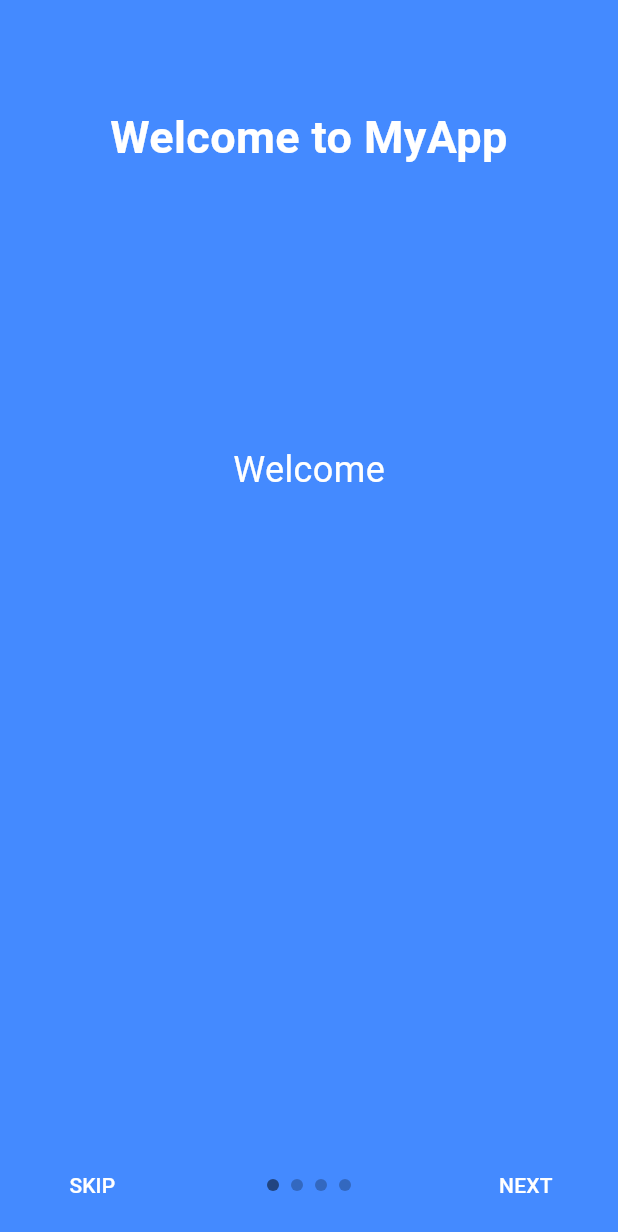
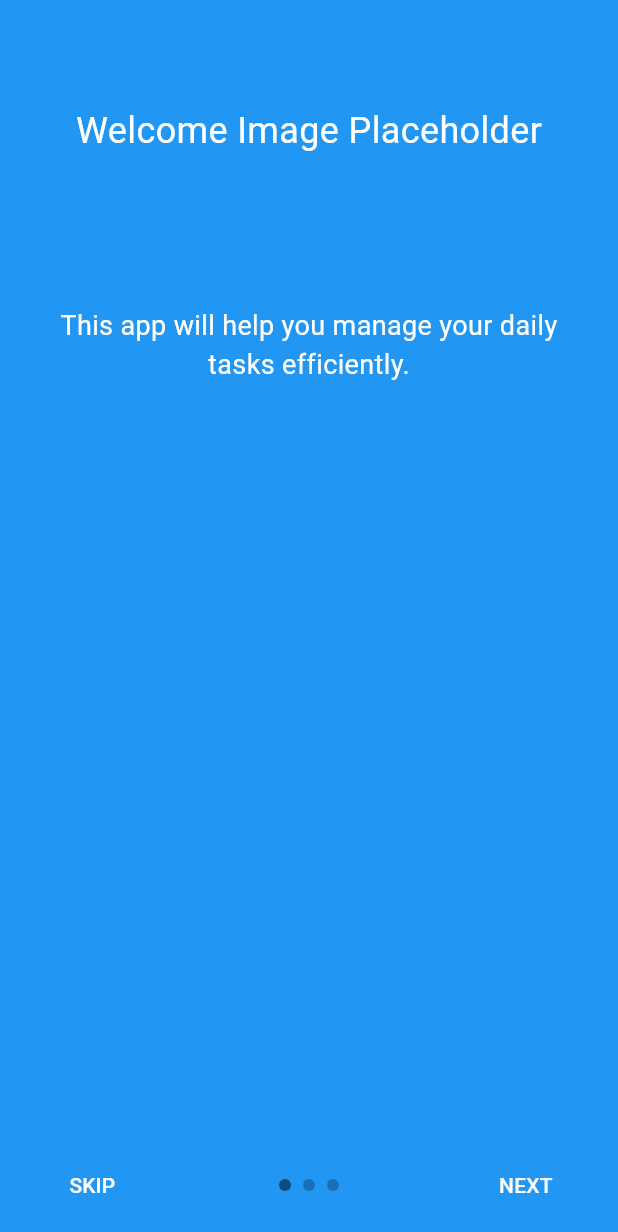
Before and after one commit to oldbum/newapp, a Flutter app: the screen it shows after launch, on a phone screen of 412 x 824 dp. Shown: the top 1232 px of the screen. Run offline on Flutter 3.47's test engine with Material 3 defaults, Android fonts, the phone set to English and light mode, and no system bars; drawn by our look-alikes of intro_slider; our stand-ins replace fl_chart, flutter_local_notifications, permission_handler, shared_preferences, timezone.

Commit message:
Removed profiles

```diff
--- a/lib/main.dart
+++ b/lib/main.dart
@@ -3,7 +3,6 @@ import 'package:flutter_local_notifications/flutter_local_notifications.dart';
 import 'package:timezone/data/latest.dart' as tz;
 import 'package:permission_handler/permission_handler.dart';
 import 'routine_page.dart';
-import 'loginsupercenter_page.dart';
 import 'finance_page.dart';
 import 'groceryshopping.dart';
 import 'mealplanning.dart';
@@ -18,9 +17,6 @@ import 'gardening.dart';
 import 'selfcare.dart';
 import 'chores.dart';
 import 'onboarding.dart';
-import 'signup.dart';
-import 'login.dart';
-import 'profile_page.dart';
 
 int notificationCounter = 0;
 int generateNotificationId() {
@@ -37,7 +33,8 @@ Future<void> main() async {
 final FlutterLocalNotificationsPlugin flutterLocalNotificationsPlugin = FlutterLocalNotificationsPlugin();
 
 Future<void> _initializeNotifications() async {
-  const AndroidInitializationSettings initializationSettingsAndroid = AndroidInitializationSettings('@mipmap/ic_launcher');
+  const AndroidInitializationSettings initializationSettingsAndroid =
+      AndroidInitializationSettings('@mipmap/ic_launcher');
 
   const InitializationSettings initializationSettings = InitializationSettings(
     android: initializationSettingsAndroid,
@@ -69,11 +66,8 @@ class MyApp extends StatelessWidget {
       ),
       initialRoute: '/',
       routes: {
-        '/': (context) => const OnboardingScreen(),
+        '/': (context) => OnboardingScreen(),
         '/home': (context) => const TaskManagerPage(),
-        '/signup': (context) => SignUpScreen(),
-        '/login': (context) => const LoginScreen(),
-        '/profile': (context) => const ProfilePage(),
       },
     );
   }
@@ -99,7 +93,6 @@ class TaskManagerPage extends StatelessWidget {
       {'name': 'Gardening', 'icon': Icons.grass},
       {'name': 'Self Care', 'icon': Icons.self_improvement},
       {'name': 'Chores', 'icon': Icons.cleaning_services},
-      {'name': 'Login Supercenter', 'icon': Icons.lock},
     ];
 
     return Scaffold(
@@ -126,7 +119,7 @@ class TaskManagerPage extends StatelessWidget {
         child: ListView(
           padding: EdgeInsets.zero,
           children: <Widget>[
-            const DrawerHeader(
+            DrawerHeader(
               decoration: BoxDecoration(
                 color: Colors.blue,
               ),
@@ -138,14 +131,6 @@ class TaskManagerPage extends StatelessWidget {
                 ),
               ),
             ),
-            ListTile(
-              leading: const Icon(Icons.person),
-              title: const Text('Profile'),
-              onTap: () {
-                Navigator.pushNamed(context, '/profile');
-              },
-            ),
-            // Add other menu items here
           ],
         ),
       ),
@@ -173,7 +158,7 @@ class TaskManagerPage extends StatelessWidget {
         } else if (task['name'] == 'Daily Routine') {
           Navigator.push(context, MaterialPageRoute(builder: (context) => const RoutinePage()));
         } else if (task['name'] == 'Grocery Shopping') {
-          Navigator.push(context, MaterialPageRoute(builder: (context) => const GroceryPage(initialItems: [])));
+          Navigator.push(context, MaterialPageRoute(builder: (context) => GroceryPage(initialItems: [])));
         } else if (task['name'] == 'Meal Planning') {
           Navigator.push(context, MaterialPageRoute(builder: (context) => MealPlanningPage(addToGroceryList: (items) {
             // Logic to add items to grocery list
@@ -198,8 +183,6 @@ class TaskManagerPage extends StatelessWidget {
           Navigator.push(context, MaterialPageRoute(builder: (context) => const PetCarePage()));
         } else if (task['name'] == 'Study') {
           Navigator.push(context, MaterialPageRoute(builder: (context) => const StudyPage()));
-        } else if (task['name'] == 'Login Supercenter') {
-          Navigator.push(context, MaterialPageRoute(builder: (context) => const LoginSupercenterPage()));
         } else {
           ScaffoldMessenger.of(context).showSnackBar(SnackBar(content: Text('${task['name']} was tapped. No specific page for this task.')));
         }
--- a/lib/onboarding.dart
+++ b/lib/onboarding.dart
@@ -1,101 +1,55 @@
 import 'package:flutter/material.dart';
 import 'package:intro_slider/intro_slider.dart';
 
-class OnboardingScreen extends StatefulWidget {
-  const OnboardingScreen({super.key});
-
+class OnboardingScreen extends StatelessWidget {
   @override
-  // ignore: library_private_types_in_public_api
-  _OnboardingScreenState createState() => _OnboardingScreenState();
+  Widget build(BuildContext context) {
+    return IntroSlider(
+      listContentConfig: _createSlides(),
+      onDonePress: () {
+        Navigator.pushReplacementNamed(context, '/home');
+      },
+      onSkipPress: () {
+        Navigator.pushReplacementNamed(context, '/home');
+      },
+    );
   }
 
-class _OnboardingScreenState extends State<OnboardingScreen> {
-  List<ContentConfig> slides = [];
-
-  @override
-  void initState() {
-    super.initState();
-    slides.add(
+  List<ContentConfig> _createSlides() {
+    return [
       ContentConfig(
-        title: "Welcome to MyApp",
-        description: "Your one-stop solution for managing tasks efficiently.",
-        widgetDescription: Container(
-          height: 200,
-          width: double.infinity,
-          color: Colors.blueAccent,
-          child: const Center(
+        title: "Welcome to the App",
+        description: "This app will help you manage your daily tasks efficiently.",
+        backgroundColor: Colors.blue,
+        widgetTitle: Center(
           child: Text(
-              'Welcome',
-              style: TextStyle(color: Colors.white, fontSize: 24),
+            "Welcome Image Placeholder",
+            style: TextStyle(fontSize: 24, color: Colors.white),
           ),
         ),
       ),
-        backgroundColor: Colors.blueAccent,
-      ),
-    );
-    slides.add(
       ContentConfig(
         title: "Track Your Tasks",
-        description: "Easily track your daily tasks and stay organized.",
-        widgetDescription: Container(
-          height: 200,
-          width: double.infinity,
-          color: Colors.greenAccent,
-          child: const Center(
+        description: "Keep track of your daily tasks with ease.",
+        backgroundColor: Colors.green,
+        widgetTitle: Center(
           child: Text(
-              'Track Tasks',
-              style: TextStyle(color: Colors.white, fontSize: 24),
+            "Tasks Image Placeholder",
+            style: TextStyle(fontSize: 24, color: Colors.white),
           ),
         ),
       ),
-        backgroundColor: Colors.greenAccent,
-      ),
-    );
-    slides.add(
       ContentConfig(
-        title: "Manage Your Groceries",
-        description: "Keep your grocery list handy and updated.",
-        widgetDescription: Container(
-          height: 200,
-          width: double.infinity,
-          color: Colors.orangeAccent,
-          child: const Center(
+        title: "Stay Organized",
+        description: "Stay organized and achieve your goals.",
+        backgroundColor: Colors.red,
+        widgetTitle: Center(
           child: Text(
-              'Manage Groceries',
-              style: TextStyle(color: Colors.white, fontSize: 24),
+            "Organized Image Placeholder",
+            style: TextStyle(fontSize: 24, color: Colors.white),
           ),
         ),
       ),
-        backgroundColor: Colors.orangeAccent,
-      ),
-    );
-    slides.add(
-      ContentConfig(
-        title: "Get Started",
-        description: "Create an account to sync your data across devices.",
-        widgetDescription: Container(
-          height: 200,
-          width: double.infinity,
-          color: Colors.purpleAccent,
-          child: const Center(
-            child: Text(
-              'Get Started',
-              style: TextStyle(color: Colors.white, fontSize: 24),
-            ),
-          ),
-        ),
-        backgroundColor: Colors.purpleAccent,
-      ),
-    );
-  }
-
-  @override
-  Widget build(BuildContext context) {
-    return IntroSlider(
-      listContentConfig: slides,
-      onDonePress: () {
-        Navigator.pushReplacementNamed(context, '/signup');
-      },
-    );
+    ];
   }
 }
--- a/pubspec.yaml
+++ b/pubspec.yaml
@@ -19,7 +19,7 @@ dependencies:
   flutter_slidable: ^3.1.0
   fl_chart: ^0.68.0
   intro_slider: ^4.2.1
-  shared_preferences: ^2.0.6
+  shared_preferences: ^2.0.10
 
 dev_dependencies:
   flutter_test:
@@ -31,9 +31,9 @@ flutter:
 
   assets:
     - assets/images/logo.png
-    - assets/notepad_background.png  # Add the notepad background image
+    - assets/notepad_background.png  # Ensure the notepad background image is in the correct path
 
   fonts:
     - family: Shadows Into Light
       fonts:
-        - asset: assets/fonts/ShadowsIntoLight-Regular.ttf  # Add the Shadows Into Light font
+        - asset: assets/fonts/ShadowsIntoLight-Regular.ttf  # Ensure the font file is in the correct path
```
Also changed, not shown: lib/profile_page.dart (deleted, +0 -166 lines), lib/signup.dart (deleted, +0 -96 lines). Lines whose indentation alone changed are shown as unchanged.
